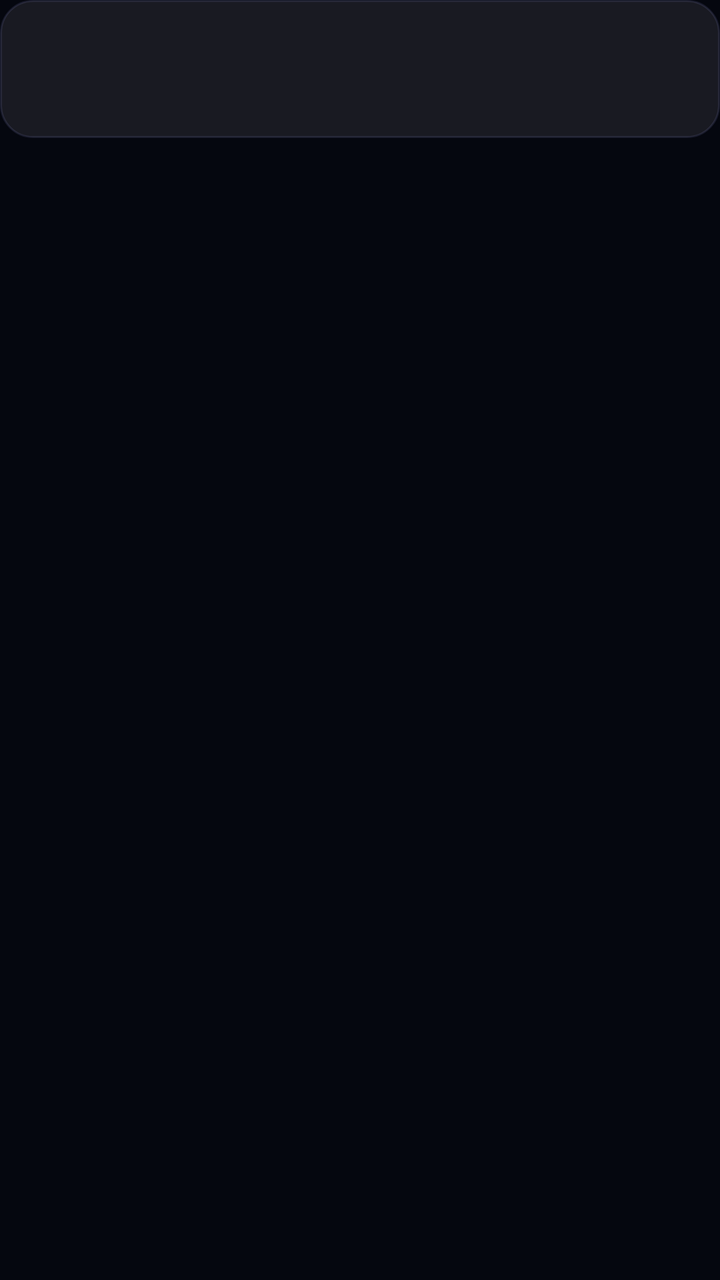
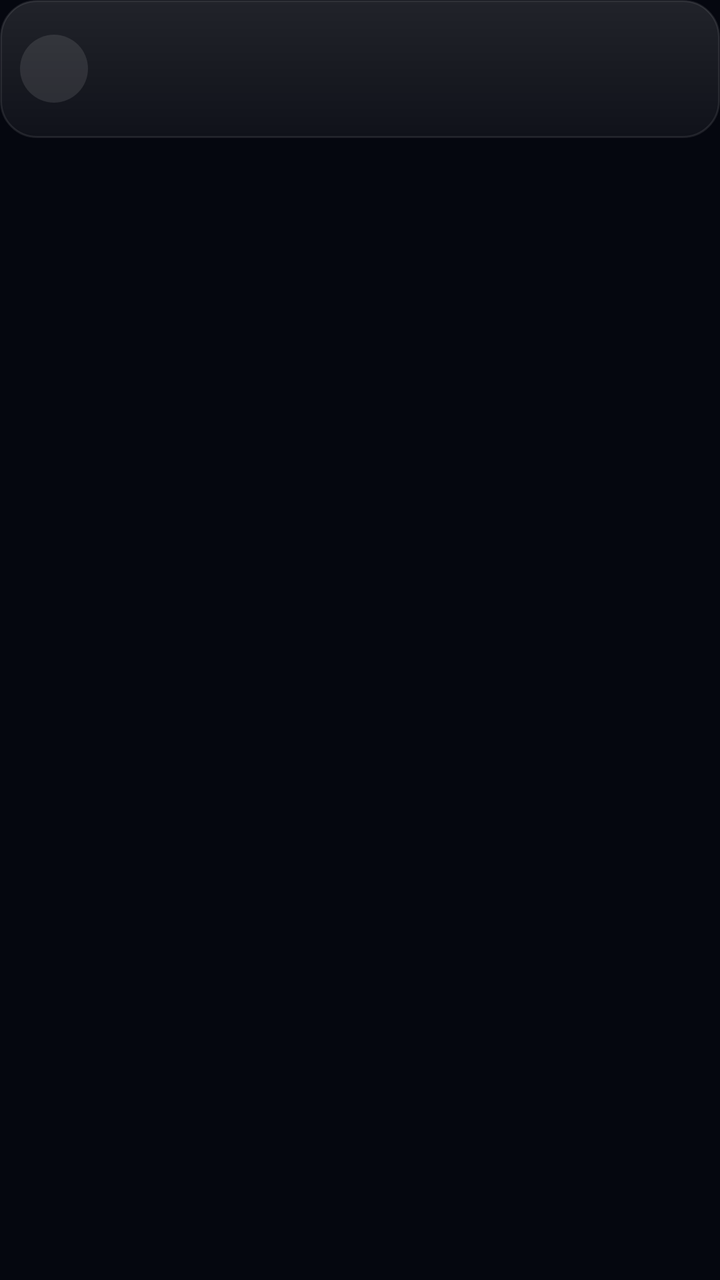

An Android layout rendered at two revisions. The XML below is the earlier revision; the diff shows what the commit changed to produce the second picture.
<!-- AndroidManifest.xml: application theme AppTheme -->
<!-- res/layout/wi_line.xml -->
<?xml version="1.0" encoding="utf-8"?>
<FrameLayout xmlns:android="http://schemas.android.com/apk/res/android" android:layout_width="match_parent" android:layout_height="wrap_content" android:paddingBottom="6dp">
<LinearLayout android:id="@+id/wi_root" android:layout_width="match_parent" android:layout_height="wrap_content"
    android:orientation="horizontal" android:gravity="center_vertical" android:background="@drawable/witem" android:paddingStart="10dp" android:paddingEnd="10dp" android:paddingTop="9dp" android:paddingBottom="9dp">
    <TextView android:id="@+id/wi_ic" android:layout_width="26dp" android:layout_height="wrap_content" android:textSize="17sp" android:gravity="center" />
    <LinearLayout android:layout_width="0dp" android:layout_height="wrap_content" android:layout_weight="1" android:orientation="vertical"
        android:layout_marginStart="8dp" android:layout_marginEnd="8dp">
        <TextView android:id="@+id/wi_t" android:layout_width="wrap_content" android:layout_height="wrap_content"
            android:textSize="11sp" android:textColor="#9AA0C0" android:maxLines="1" android:ellipsize="end" />
        <TextView android:id="@+id/wi_v" android:layout_width="wrap_content" android:layout_height="wrap_content"
            android:textSize="16sp" android:textStyle="bold" android:textColor="#FFFFFF" android:maxLines="1" android:ellipsize="end" />
        <TextView android:id="@+id/wi_s" android:layout_width="wrap_content" android:layout_height="wrap_content"
            android:textSize="11sp" android:textColor="#9AA0C0" android:maxLines="2" android:ellipsize="end" />
    </LinearLayout>
    <TextView android:id="@+id/wi_b" android:layout_width="wrap_content" android:minWidth="72dp" android:layout_height="38dp" android:paddingStart="12dp" android:paddingEnd="12dp"
        android:gravity="center" android:background="@drawable/wbtn" android:textSize="13sp" android:textColor="#FFFFFF" android:maxLines="1" android:visibility="gone" />
</LinearLayout>
</FrameLayout>
<!-- resources referenced by this layout -->
<resources>
  <!-- drawable wbtn (drawable) -->
  <?xml version="1.0" encoding="utf-8"?>
  <shape xmlns:android="http://schemas.android.com/apk/res/android" android:shape="rectangle">
      <solid android:color="#26FFFFFF" />
      <stroke android:width="1dp" android:color="#33FFFFFF" />
      <corners android:radius="99dp" />
  </shape>
  <!-- drawable witem (drawable) -->
  <?xml version="1.0" encoding="utf-8"?>
  <shape xmlns:android="http://schemas.android.com/apk/res/android" android:shape="rectangle">
      <solid android:color="#14FFFFFF" />
      <stroke android:width="1dp" android:color="#1FAFAFFF" />
      <corners android:radius="16dp" />
  </shape>
  <style name="AppTheme" parent="@android:style/Theme.Material.NoActionBar">
          <item name="android:windowBackground">@color/rv_bg</item>
          <item name="android:colorBackground">@color/rv_bg</item>
          <item name="android:statusBarColor">@color/rv_bg</item>
          <item name="android:navigationBarColor">@color/rv_bg</item>
          <item name="android:colorAccent">#FFAFAFFF</item>
      </style>
  <color name="rv_bg">#FF05070F</color>
</resources>

<!-- the commit's change to res/layout/wi_line.xml (unified diff, before → after) -->
@@ -2,7 +2,7 @@
 <FrameLayout xmlns:android="http://schemas.android.com/apk/res/android" android:layout_width="match_parent" android:layout_height="wrap_content" android:paddingBottom="6dp">
 <LinearLayout android:id="@+id/wi_root" android:layout_width="match_parent" android:layout_height="wrap_content"
     android:orientation="horizontal" android:gravity="center_vertical" android:background="@drawable/witem" android:paddingStart="10dp" android:paddingEnd="10dp" android:paddingTop="9dp" android:paddingBottom="9dp">
-    <TextView android:id="@+id/wi_ic" android:layout_width="26dp" android:layout_height="wrap_content" android:textSize="17sp" android:gravity="center" />
+    <TextView android:id="@+id/wi_ic" android:layout_width="34dp" android:layout_height="34dp" android:background="@drawable/wic" android:textSize="16sp" android:gravity="center" />
     <LinearLayout android:layout_width="0dp" android:layout_height="wrap_content" android:layout_weight="1" android:orientation="vertical"
         android:layout_marginStart="8dp" android:layout_marginEnd="8dp">
         <TextView android:id="@+id/wi_t" android:layout_width="wrap_content" android:layout_height="wrap_content"
<!-- resource entries referenced after the edit -->
@@ -7,12 +7,17 @@
       <stroke android:width="1dp" android:color="#33FFFFFF" />
       <corners android:radius="99dp" />
   </shape>
+  <!-- drawable wic (drawable) -->
+  <?xml version="1.0" encoding="utf-8"?>
+  <shape xmlns:android="http://schemas.android.com/apk/res/android" android:shape="oval">
+      <solid android:color="#1AFFFFFF" />
+  </shape>
   <!-- drawable witem (drawable) -->
   <?xml version="1.0" encoding="utf-8"?>
   <shape xmlns:android="http://schemas.android.com/apk/res/android" android:shape="rectangle">
-      <solid android:color="#14FFFFFF" />
-      <stroke android:width="1dp" android:color="#1FAFAFFF" />
-      <corners android:radius="16dp" />
+      <gradient android:startColor="#1CFFFFFF" android:endColor="#0BFFFFFF" android:angle="270" />
+      <stroke android:width="1dp" android:color="#17FFFFFF" />
+      <corners android:radius="18dp" />
   </shape>
   <style name="AppTheme" parent="@android:style/Theme.Material.NoActionBar">
           <item name="android:windowBackground">@color/rv_bg</item>
